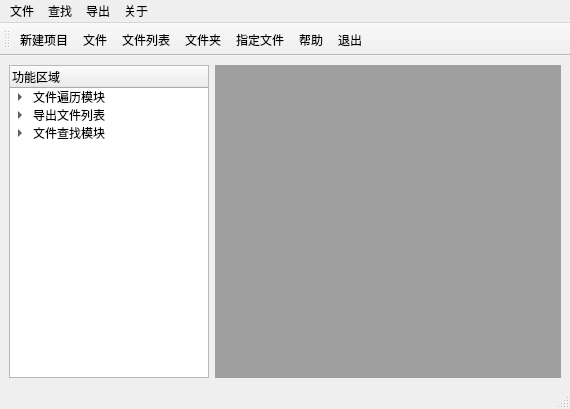
This is Ui/mainWin.ui in Katzeee/- as Qt 5 draws it before an edit. The edited form follows.
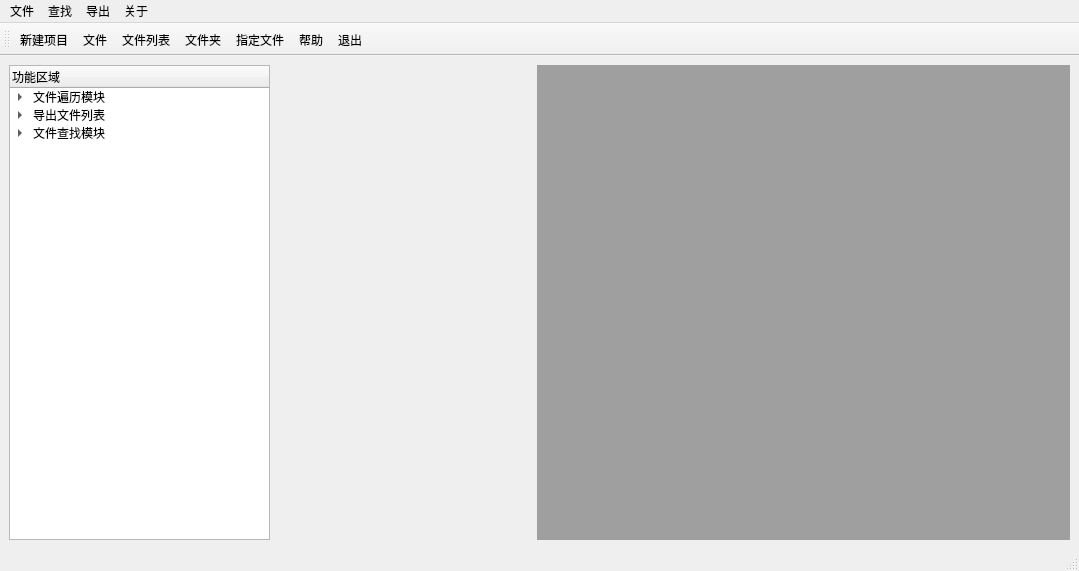
This is the edited form. Icons and pictures are not drawn.

Commit message: 修改主界面大小

The edit to the form file:
```diff
--- a/Ui/mainWin.ui
+++ b/Ui/mainWin.ui
@@ -6,8 +6,8 @@
    <rect>
     <x>0</x>
     <y>0</y>
-    <width>570</width>
-    <height>409</height>
+    <width>1079</width>
+    <height>571</height>
    </rect>
   </property>
   <property name="sizePolicy">
```
